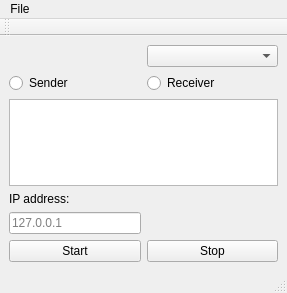
The window that ui/design_ping_exfiltrator.ui (DamienDaco/ping_exfiltrator) describes before a commit, drawn with Qt 5.
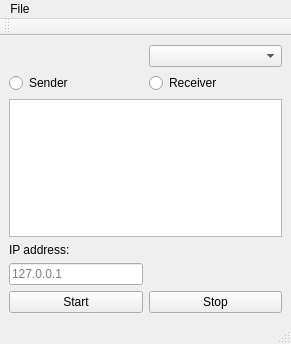
The same window after the commit.

Commit message: Added Sender/Receiver toggle function

Patch:
```diff
--- a/ui/design_ping_exfiltrator.ui
+++ b/ui/design_ping_exfiltrator.ui
@@ -6,8 +6,8 @@
    <rect>
     <x>0</x>
     <y>0</y>
-    <width>287</width>
-    <height>293</height>
+    <width>291</width>
+    <height>344</height>
    </rect>
   </property>
   <property name="windowTitle">
@@ -106,7 +106,7 @@
     <rect>
      <x>0</x>
      <y>0</y>
-     <width>287</width>
+     <width>291</width>
      <height>23</height>
     </rect>
    </property>
```
The commit also changes 2 other files.
